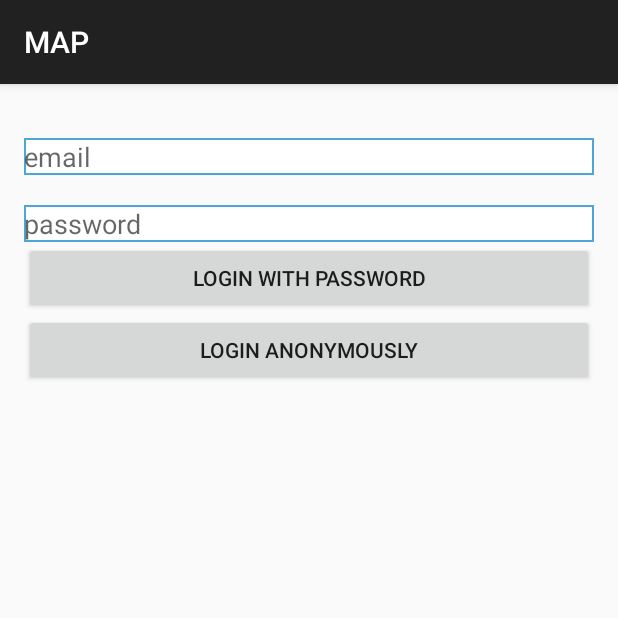
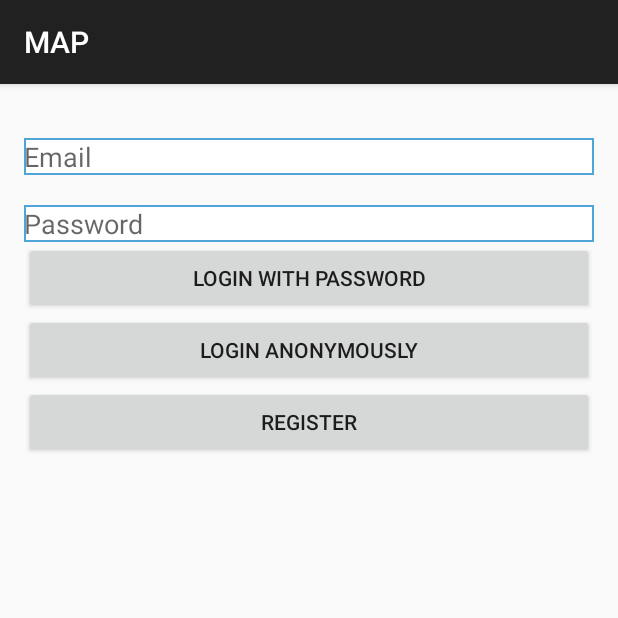
Before and after one commit to mappz/map_repo, an Android app: the screen it shows after launch (MainActivity), on a phone screen of 412 x 824 dp, the top half of it. Run offline under Robolectric (Android 15) with nearby library versions, the phone set to English and light mode, and no system bars; libraries missing offline, so code that uses them is left out: com.firebase.client; 5 statements that could not run were skipped.

Commit message:
[#9831] widok rejestracji android

```diff
--- a/ANDROID/MAP/app/src/main/AndroidManifest.xml
+++ b/ANDROID/MAP/app/src/main/AndroidManifest.xml
@@ -44,6 +44,10 @@
             android:name=".MapActivity"
             android:label="@string/title_activity_map" >
         </activity>
+        <activity
+            android:name=".RegisterActivity"
+             >
+        </activity>
     </application>
 
 </manifest>
--- a/ANDROID/MAP/app/src/main/java/pl/edu/wat/map/MainActivity.java
+++ b/ANDROID/MAP/app/src/main/java/pl/edu/wat/map/MainActivity.java
@@ -3,7 +3,7 @@ package pl.edu.wat.map;
 
 import android.app.AlertDialog;
 import android.app.ProgressDialog;
-
+import android.content.Intent;
 import android.os.Bundle;
 import android.support.v7.app.ActionBarActivity;
 import android.util.Log;
@@ -31,6 +31,7 @@ public class MainActivity extends ActionBarActivity  {
     private TextView mLoggedInStatusTextView;
     private EditText mEmailEditText;
     private EditText mPasswordEditText;
+    private Button mRegisterButton;
 
 
     /* A dialog that is presented until the Firebase authentication finished. */
@@ -68,6 +69,16 @@ public class MainActivity extends ActionBarActivity  {
 
         mEmailEditText = (EditText) findViewById(R.id.email);
         mPasswordEditText = (EditText) findViewById(R.id.password);
+
+
+        mRegisterButton = (Button) findViewById(R.id.register);
+        mRegisterButton.setOnClickListener(new View.OnClickListener(){
+            @Override
+            public void onClick(View v) {
+                Intent intent = new Intent(getApplicationContext(), RegisterActivity.class);
+                startActivity(intent);
+            }
+        });
 
 
         /* *************************************
@@ -200,6 +211,7 @@ public class MainActivity extends ActionBarActivity  {
             mEmailEditText.setVisibility(View.GONE);
             mPasswordEditText.setVisibility(View.GONE);
             mLoggedInStatusTextView.setVisibility(View.VISIBLE);
+            mRegisterButton.setVisibility(View.GONE);
             /* show a provider specific status text */
             String name = null;
             if (authData.getProvider().equals("anonymous")
@@ -218,7 +230,9 @@ public class MainActivity extends ActionBarActivity  {
             mAnonymousLoginButton.setVisibility(View.VISIBLE);
             mEmailEditText.setVisibility(View.VISIBLE);
             mPasswordEditText.setVisibility(View.VISIBLE);
+            mRegisterButton.setVisibility(View.VISIBLE);
             mLoggedInStatusTextView.setVisibility(View.GONE);
+
         }
         this.mAuthData = authData;
         /* invalidate options menu to hide/show the logout button */
--- a/ANDROID/MAP/app/src/main/res/layout/activity_main.xml
+++ b/ANDROID/MAP/app/src/main/res/layout/activity_main.xml
@@ -19,7 +19,7 @@
         android:layout_marginTop="20dp" />
     <EditText
         android:id="@+id/email"
-        android:hint="email"
+        android:hint="@string/email"
         android:background="@drawable/textview_border"
         android:layout_width="match_parent"
         android:layout_height="wrap_content"
@@ -28,7 +28,7 @@
         android:layout_marginTop="20dp" />
     <EditText
         android:id="@+id/password"
-        android:hint="password"
+        android:hint="@string/password"
         android:background="@drawable/textview_border"
         android:layout_width="match_parent"
         android:layout_height="wrap_content"
@@ -51,6 +51,11 @@
         android:text="@string/login_anonymously"
         android:layout_width="match_parent"
         android:layout_height="wrap_content" />
+    <Button
+        android:id="@+id/register"
+        android:text="@string/register"
+        android:layout_width="match_parent"
+        android:layout_height="wrap_content" />
 
 
 </LinearLayout>
--- a/ANDROID/MAP/app/src/main/res/values/strings.xml
+++ b/ANDROID/MAP/app/src/main/res/values/strings.xml
@@ -32,4 +32,9 @@
         <string name="login_with_password">Login with Password</string>
         <string name="login_anonymously">Login Anonymously</string>
 
+
+    <string name="email">Email</string>
+    <string name="password">Password</string>
+    <string name="register">Register</string>
+
 </resources>
```
